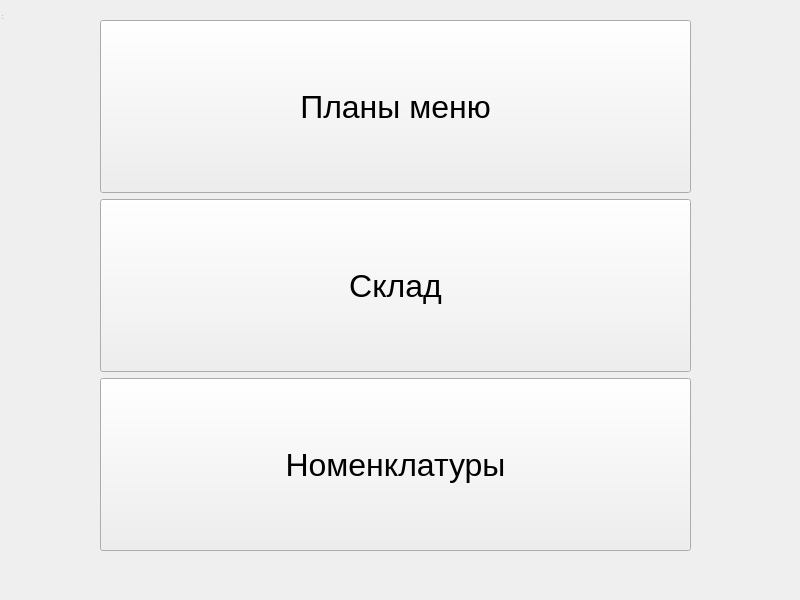
Old version of the form Ui_MainMenu.ui in the repository Bogdanov-Viktor/cook-client-pyside-2021.
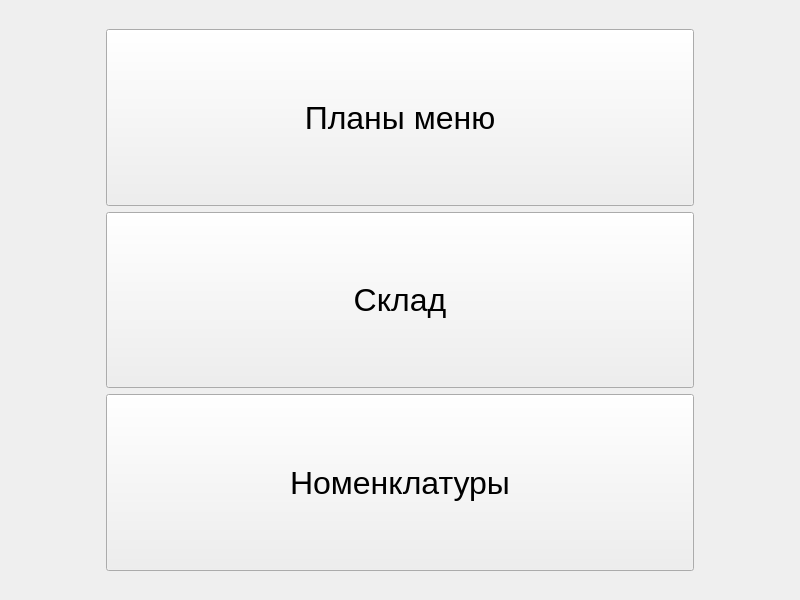
New version of the form.

Commit message: Создано окно MeasuresPage, отредактированны MainMenu, NomenclaturesMenu. Размеры элементов подспраиваются под размер окна

What changed in the file:
```diff
--- a/Ui_MainMenu.ui
+++ b/Ui_MainMenu.ui
@@ -13,24 +13,54 @@
   <property name="windowTitle">
    <string>MainWindow</string>
   </property>
+  <layout class="QVBoxLayout" name="verticalLayout_2">
+   <item>
   <widget class="QWidget" name="centralwidget" native="true">
-   <property name="geometry">
-    <rect>
-     <x>0</x>
-     <y>0</y>
-     <width>791</width>
-     <height>571</height>
-    </rect>
-   </property>
-   <widget class="QWidget" name="verticalLayoutWidget">
-    <property name="geometry">
-     <rect>
-      <x>100</x>
-      <y>20</y>
-      <width>591</width>
-      <height>531</height>
-     </rect>
-    </property>
+     <property name="sizePolicy">
+      <sizepolicy hsizetype="Preferred" vsizetype="Preferred">
+       <horstretch>50</horstretch>
+       <verstretch>0</verstretch>
+      </sizepolicy>
+     </property>
+     <layout class="QHBoxLayout" name="horizontalLayout">
+      <item>
+       <widget class="QWidget" name="widget" native="true">
+        <property name="sizePolicy">
+         <sizepolicy hsizetype="Preferred" vsizetype="Preferred">
+          <horstretch>30</horstretch>
+          <verstretch>0</verstretch>
+         </sizepolicy>
+        </property>
+        <property name="maximumSize">
+         <size>
+          <width>16777215</width>
+          <height>16777215</height>
+         </size>
+        </property>
+       </widget>
+      </item>
+      <item>
+       <widget class="QWidget" name="widget_2" native="true">
+        <property name="sizePolicy">
+         <sizepolicy hsizetype="Preferred" vsizetype="Preferred">
+          <horstretch>255</horstretch>
+          <verstretch>0</verstretch>
+         </sizepolicy>
+        </property>
+        <property name="minimumSize">
+         <size>
+          <width>0</width>
+          <height>0</height>
+         </size>
+        </property>
+        <property name="maximumSize">
+         <size>
+          <width>700</width>
+          <height>600</height>
+         </size>
+        </property>
+        <layout class="QVBoxLayout" name="verticalLayout_3">
+         <item>
     <layout class="QVBoxLayout" name="verticalLayout">
      <item>
       <widget class="QPushButton" name="menuPlansButton">
@@ -90,18 +120,30 @@
       </widget>
      </item>
     </layout>
-   </widget>
-  </widget>
-  <widget class="QStatusBar" name="statusbar">
-   <property name="geometry">
-    <rect>
-     <x>0</x>
-     <y>0</y>
-     <width>3</width>
-     <height>21</height>
-    </rect>
-   </property>
-  </widget>
+         </item>
+        </layout>
+       </widget>
+      </item>
+      <item>
+       <widget class="QWidget" name="widget_3" native="true">
+        <property name="sizePolicy">
+         <sizepolicy hsizetype="Preferred" vsizetype="Preferred">
+          <horstretch>30</horstretch>
+          <verstretch>0</verstretch>
+         </sizepolicy>
+        </property>
+        <property name="maximumSize">
+         <size>
+          <width>16777215</width>
+          <height>16777215</height>
+         </size>
+        </property>
+       </widget>
+      </item>
+     </layout>
+    </widget>
+   </item>
+  </layout>
  </widget>
  <resources/>
  <connections/>
```
Lines whose indentation alone changed are shown as unchanged. The commit also changes 9 other files.
